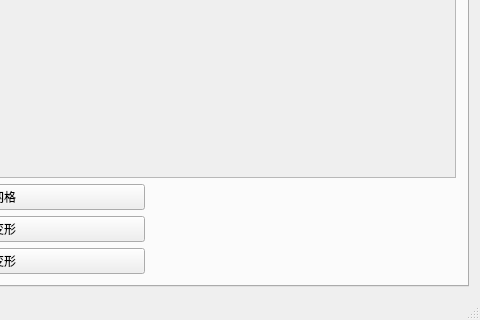
The window that colorED/colorED/flowermodeling.ui (dcsuju13/flowermodelling) describes before a commit, drawn with Qt 5; both pictures show x 185 to 665 and y 359 to 679 of the 665 by 679 pixel window.
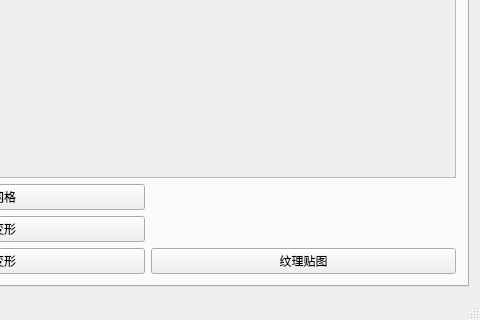
The same window after the commit. The open tabs and pages were chosen to show the change.

Commit message: 增加纹理

What changed in the file:
```diff
--- a/colorED/colorED/flowermodeling.ui
+++ b/colorED/colorED/flowermodeling.ui
@@ -193,6 +193,13 @@
           </property>
          </widget>
         </item>
+        <item row="3" column="1">
+         <widget class="QPushButton" name="Button_Texture">
+          <property name="text">
+           <string>纹理贴图</string>
+          </property>
+         </widget>
+        </item>
        </layout>
       </widget>
       <widget class="QWidget" name="tab_multi">
```
Left out of the diff: 10 changed lines with no effect on the pictures. The commit also changes 16 other files.
